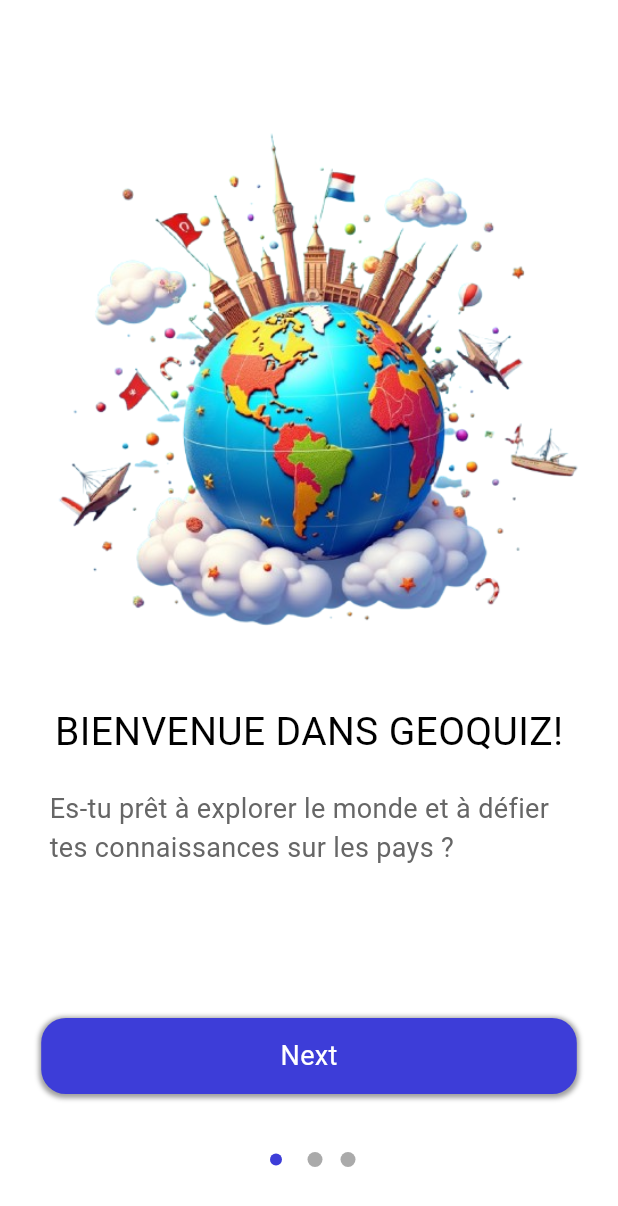
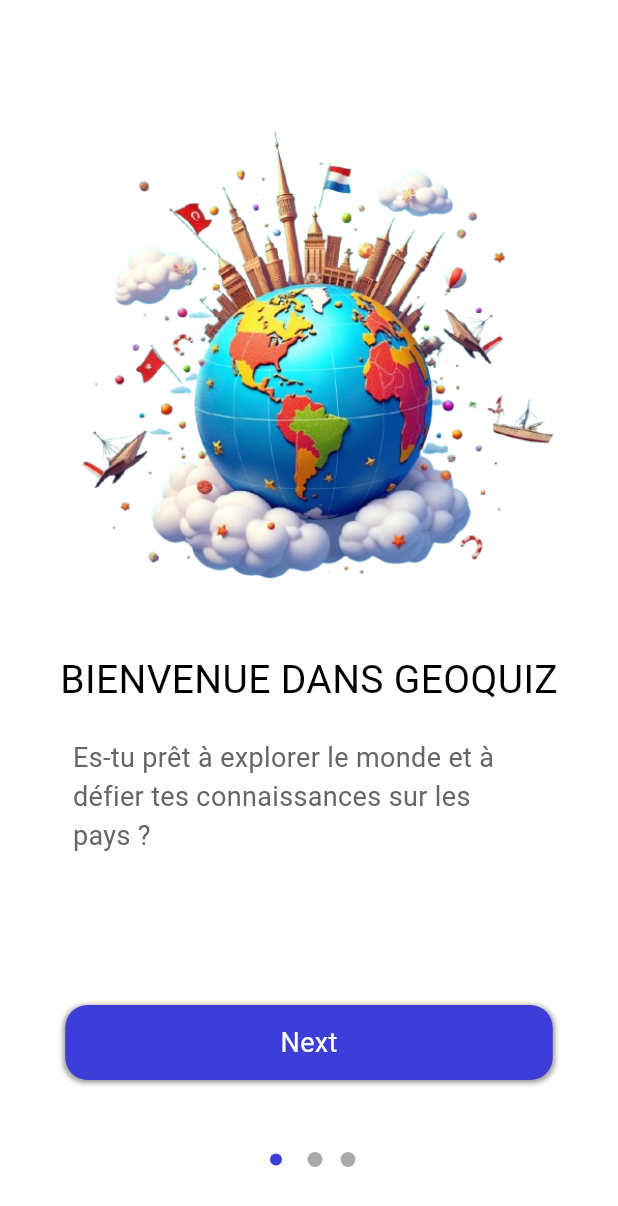
Before and after one commit to Christ-oderic/get_country_apk, a Flutter app: the screen it shows after launch, on a phone screen of 412 x 824 dp. Shown: the top 1206 px of the screen. Run offline on Flutter 3.47's test engine with Material 3 defaults, Android fonts, the light colour scheme and no system bars; drawn by our look-alikes of dots_indicator; our stand-ins replace bloc, cloud_firestore, equatable, firebase_auth, firebase_core, flutter_bloc and 2 more; accounts and stored records are empty.

Commit message:
Ajout de l'image de la page de login et refacto du welcome page avec un utilis

```diff
--- a/lib/screen/login_screen.dart
+++ b/lib/screen/login_screen.dart
@@ -12,7 +12,7 @@ class LoginScreen extends StatelessWidget {
     final TextEditingController emailController = TextEditingController();
     final TextEditingController passwordController = TextEditingController();
     // final TextEditingController usernameController = TextEditingController();
-    final GlobalKey<FormState> _formKey = GlobalKey<FormState>();
+    final GlobalKey<FormState> formKey = GlobalKey<FormState>();
     return Scaffold(
       backgroundColor: AppColors.primaryBackground,
       body: BlocProvider(
@@ -33,10 +33,15 @@ class LoginScreen extends StatelessWidget {
           child: BlocBuilder<AuthBloc, AuthState>(
             builder: (context, state) {
               return Form(
-                key: _formKey,
+                key: formKey,
                 child: Column(
                   mainAxisAlignment: MainAxisAlignment.center,
                   children: [
+                    Image.asset(
+                      'assets/loginForApp.png',
+                      height: 400,
+                      fit: BoxFit.cover,
+                    ),
                     TextFormField(
                       controller: emailController,
                       decoration: const InputDecoration(
@@ -54,9 +59,16 @@ class LoginScreen extends StatelessWidget {
                         value == null || value.isEmpty ? 'Veuillez entrer votre mot de passe' : null,
                       obscureText: true,
                     ),
+                    Padding(
+                      padding: const EdgeInsets.only(right: 70.0, left: 70.0, top: 10.0),
+                      child: Row(
+                        children: [
                           ElevatedButton(
+                            style: ElevatedButton.styleFrom(
+
+                            ),
                             onPressed: () {
-                        if (_formKey.currentState!.validate()) {
+                              if (formKey.currentState!.validate()) {
                                 context.read<AuthBloc>().add(
                                   SignInRequestedEvent(email: emailController.text.trim(), password: passwordController.text.trim()
                                   )
@@ -65,9 +77,10 @@ class LoginScreen extends StatelessWidget {
                             },
                             child: const Text('Se connecter'),
                           ),
+                          SizedBox(width: 10,),
                           ElevatedButton(
                             onPressed: () {
-                        if (_formKey.currentState!.validate()) {
+                              if (formKey.currentState!.validate()) {
                                 context.read<AuthBloc>().add(
                                 SignUpRequestedEvent(
                                   email: emailController.text.trim(),
@@ -78,6 +91,9 @@ class LoginScreen extends StatelessWidget {
                             },
                             child: const Text('Inscription'),
                           )
+                        ],
+                      ),
+                    ),
                   ]
                 )
               );
--- a/lib/screen/welcome_screen.dart
+++ b/lib/screen/welcome_screen.dart
@@ -5,6 +5,7 @@ import 'package:flutter_screenutil/flutter_screenutil.dart';
 import 'package:get_country_apk/blocs/welcome/welcome_bloc.dart';
 import 'package:get_country_apk/common/colors.dart';
 import 'package:get_country_apk/screen/login_screen.dart';
+import 'package:get_country_apk/utils/welcome_page.dart';
 
 class WelcomeScreen extends StatelessWidget {
   const WelcomeScreen({super.key});
@@ -27,18 +28,29 @@ class WelcomeScreen extends StatelessWidget {
                         context.read<WelcomeBloc>().add(UpdateWelcomePageEvent(index));
                       },
                       children: [
-                        _page(1, context,
-                        "BIENVENUE DANS GEOQUIZ!","assets/earthFromSpace.png",
-                        "Es-tu prêt à explorer le monde et à défier tes connaissances sur les pays ?",
-                        "Next",pageController),
-                        _page(2, context,
-                        'Choisis un mode de jeu!','assets/worldMap.png',
-                        'Réponds aux questions le plus vite possible ⏳,Gagne des points et grimpe dans le classement ! 🏆',
-                         'Next', pageController),
-                        _page(3, context,
-                        'Es-tu prêt à relever le défi ?','assets/earthFromSpaceOnAfrica.png',
-                        ' Let\'s go 🚀',
-                         'Get Started',pageController),
+                        WelcomePage(
+                          index: 1,
+                          title:'BIENVENUE DANS GEOQUIZ',
+                          imagePath: "assets/earthFromSpace.png",
+                          subtitle: "Es-tu prêt à explorer le monde et à défier tes connaissances sur les pays ?",
+                          buttonText: "Next",
+                          pageController: pageController),
+                        WelcomePage(
+                          index: 2,
+                          title: 'Choisis un mode de jeu!',
+                          imagePath: 'assets/worldMap.png',
+                          subtitle: 'Réponds aux questions le plus vite possible ⏳,Gagne des points et grimpe dans le classement ! 🏆',
+                          buttonText: 'Next',
+                          pageController: pageController
+                        ),
+                        WelcomePage(
+                          index: 3,
+                          title:'Es-tu prêt à relever le défi ?',
+                          imagePath: 'assets/earthFromSpaceOnAfrica.png',
+                          subtitle: ' Let\'s go 🚀',
+                          buttonText: 'Start',
+                          pageController: pageController
+                        ),
                       ],
 
                     ),
--- /dev/null
+++ b/lib/utils/welcome_page.dart
@@ -0,0 +1,115 @@
+import 'package:flutter/material.dart';
+import 'package:flutter_bloc/flutter_bloc.dart';
+import 'package:get_country_apk/common/colors.dart';
+import 'package:get_country_apk/blocs/welcome/welcome_bloc.dart';
+import 'package:get_country_apk/screen/login_screen.dart';
+
+class WelcomePage extends StatelessWidget {
+  final int index;
+  final String title;
+  final String imagePath;
+  final String subtitle;
+  final String buttonText;
+  final PageController pageController;
+
+  const WelcomePage({
+    super.key,
+    required this.index,
+    required this.title,
+    required this.imagePath,
+    required this.subtitle,
+    required this.buttonText,
+    required this.pageController,
+  });
+
+  @override
+  Widget build(BuildContext context) {
+    return Column(
+      children: [
+        Padding(
+          padding: const EdgeInsets.only(top: 70),
+          child: SizedBox(
+            width: 345,
+            height: 345,
+            child: Center(
+              child: Image.asset(
+                imagePath,
+                fit: BoxFit.cover,
+              ),
+            ),
+          ),
+        ),
+        Column(
+          children: [
+            SizedBox(height: 20),
+            Text(
+              title,
+              style: TextStyle(
+                color: AppColors.primaryText,
+                fontSize: 26,
+                fontWeight: FontWeight.normal,
+              ),
+            ),
+            SizedBox(height: 20),
+            Container(
+              width: 375,
+              padding: EdgeInsets.only(left: 30, right: 30),
+              child: Center(
+                child: Text(
+                  subtitle,
+                  style: TextStyle(
+                    color: AppColors.primarySecondaryElementText,
+                    fontSize: 18,
+                    fontWeight: FontWeight.normal,
+                  ),
+                ),
+              ),
+            ),
+          ],
+        ),
+        GestureDetector(
+          onTap: () {
+            if (index < 3) {
+              pageController.nextPage(
+                duration: const Duration(milliseconds: 500),
+                curve: Curves.easeInOut,
+              );
+            } else {
+              context.read<WelcomeBloc>().add(MarkAppAsOpenedEvent());
+              Navigator.of(context).push(
+                MaterialPageRoute(builder: (context) => const LoginScreen()),
+              );
+            }
+          },
+          child: Container(
+            margin: const EdgeInsets.only(top: 100, left: 25, right: 25),
+            width: 325,
+            height: 50,
+            decoration: BoxDecoration(
+              color: AppColors.primaryElement,
+              borderRadius: BorderRadius.all(Radius.circular(15)),
+              boxShadow: [
+                BoxShadow(
+                  color: Colors.grey,
+                  spreadRadius: 1,
+                  blurRadius: 2,
+                  offset: const Offset(0, 1),
+                ),
+              ],
+            ),
+            child: Center(
+              child: Text(
+                buttonText,
+                style: const TextStyle(
+                  color: Colors.white,
+                  fontSize: 18,
+                  fontWeight: FontWeight.normal,
+                ),
+              ),
+            ),
+          ),
+        ),
+      ],
+    );
+  }
+}
```
Lines whose indentation alone changed are shown as unchanged.
